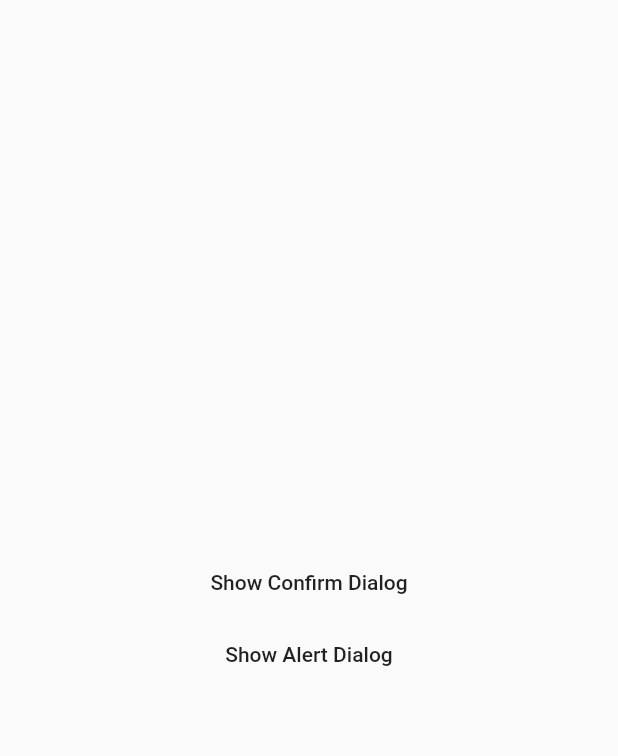
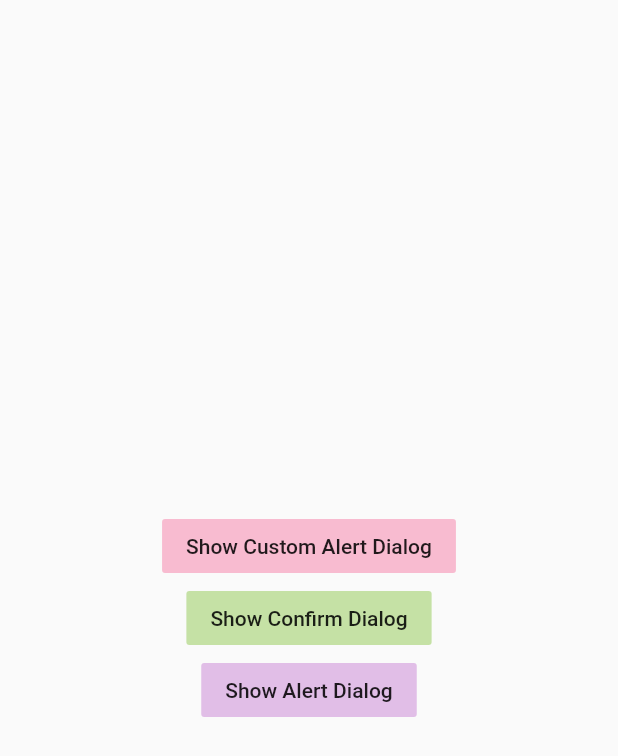
Before and after one commit to Alicehappy/Flutter-Dialog-Management, a Flutter app: the screen it shows after launch, on a phone screen of 412 x 824 dp. Shown: the top 756 px of the screen. Run offline on Flutter 3.47's test engine with Material 2 defaults, Android fonts, the phone set to English and light mode, and no system bars; our stand-ins replace get_it, rflutter_alert.

Commit message:
Added a custom dialog button, and added colors to all buttons.

```diff
--- a/lib/ui/home/home_view.dart
+++ b/lib/ui/home/home_view.dart
@@ -14,13 +14,22 @@ class HomeView extends StatelessWidget {
               mainAxisAlignment: MainAxisAlignment.center,
               children: <Widget>[
                 FlatButton(
+                  child: Text('Show Custom Alert Dialog'),
+                  color: Colors.pink[100],
+                  onPressed: () {
+                    model.doCustomAlertThings();
+                  },
+                ),
+                FlatButton(
                   child: Text('Show Confirm Dialog'),
+                  color: Colors.lightGreen[200],
                   onPressed: () {
                     model.doConfirmThings();
                   },
                 ),
                 FlatButton(
                   child: Text('Show Alert Dialog'),
+                  color: Colors.purple[100],
                   onPressed: () {
                     model.doThings();
                   },
--- a/lib/viewmodels/home_view_model.dart
+++ b/lib/viewmodels/home_view_model.dart
@@ -35,4 +35,19 @@ class HomeViewModel extends ChangeNotifier {
       print('Click dropback close the dialog.');
     }
   }
+
+  Future doCustomAlertThings() async {
+    print('Custom alert dialog called');
+    var dialogResult = await _dialogService.showDialog(
+      title: 'Custom Alert',
+      description: 'I love baobeier!',
+      buttonTitle: 'Ok',
+    );
+    if (dialogResult.confirmed) {
+      print('User has confirmed');
+    } else {
+      print('User cancelled  the dialog');
+    }
+  }
+
 }
```
